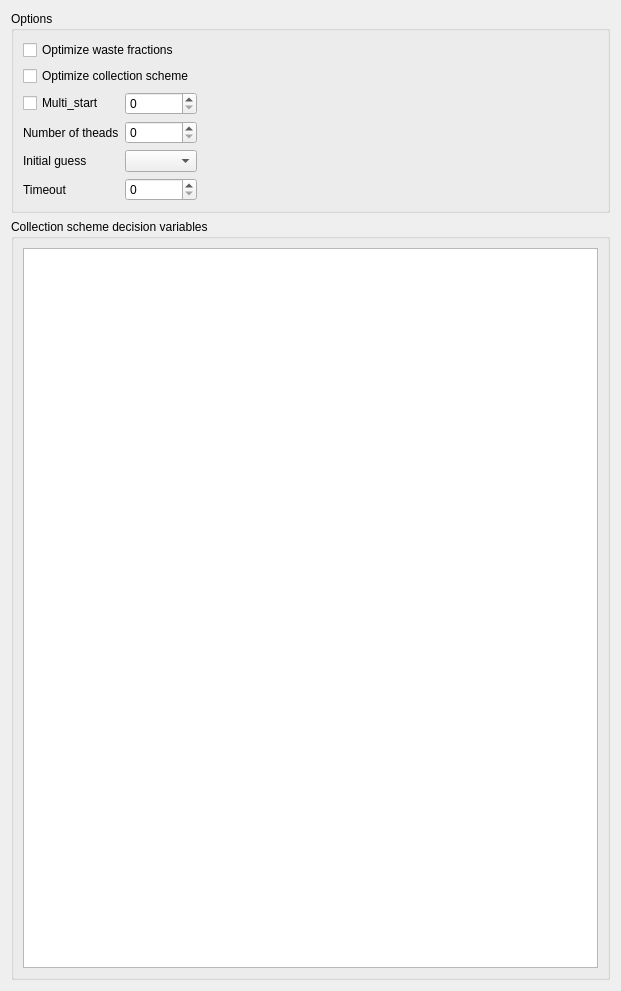
Above: swolfpy/UI/adv_opt.ui from SwolfPy-Project/swolfpy before the change. Below: the same form after it.
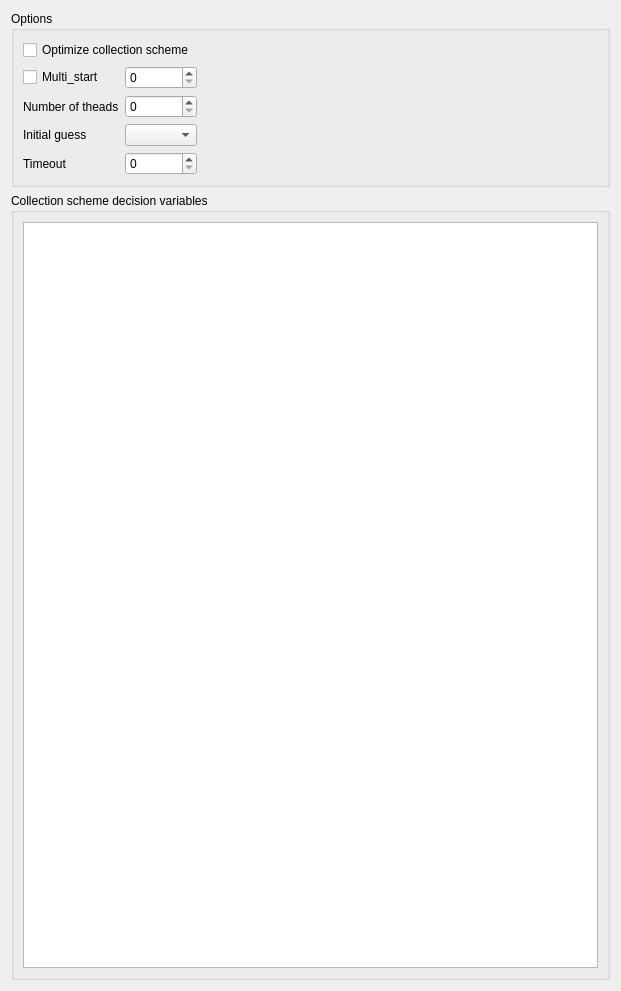
That is the form after the change. Icons and pictures are not drawn.

Commit message: Add SSO_HC to GUI Revise GUI for the updated optimization

The edit to the form file:
```diff
--- a/swolfpy/UI/adv_opt.ui
+++ b/swolfpy/UI/adv_opt.ui
@@ -36,7 +36,7 @@
       <string>Options</string>
      </property>
      <layout class="QGridLayout" name="gridLayout">
-      <item row="1" column="2">
+      <item row="0" column="2">
        <spacer name="horizontalSpacer">
         <property name="orientation">
          <enum>Qt::Horizontal</enum>
@@ -50,57 +50,50 @@
        </spacer>
       </item>
       <item row="3" column="0">
-       <widget class="QLabel" name="label">
-        <property name="text">
-         <string>Number of theads</string>
-        </property>
-       </widget>
-      </item>
-      <item row="3" column="1">
-       <widget class="QSpinBox" name="nproc"/>
-      </item>
-      <item row="4" column="0">
        <widget class="QLabel" name="label_2">
         <property name="text">
          <string>Initial guess</string>
         </property>
        </widget>
       </item>
-      <item row="4" column="1">
+      <item row="3" column="1">
        <widget class="QComboBox" name="method"/>
       </item>
-      <item row="2" column="1">
-       <widget class="QSpinBox" name="Opt_trial"/>
-      </item>
       <item row="2" column="0">
+       <widget class="QLabel" name="label">
+        <property name="text">
+         <string>Number of theads</string>
+        </property>
+       </widget>
+      </item>
+      <item row="2" column="1">
+       <widget class="QSpinBox" name="nproc"/>
+      </item>
+      <item row="1" column="0">
        <widget class="QCheckBox" name="Multi_start_opt">
         <property name="text">
          <string>Multi_start</string>
         </property>
        </widget>
       </item>
+      <item row="1" column="1">
+       <widget class="QSpinBox" name="Opt_trial"/>
+      </item>
       <item row="0" column="0" colspan="2">
-       <widget class="QCheckBox" name="Opt_incld_flows">
-        <property name="text">
-         <string>Optimize waste fractions</string>
-        </property>
-       </widget>
-      </item>
-      <item row="1" column="0" colspan="2">
        <widget class="QCheckBox" name="Opt_incld_col">
         <property name="text">
          <string>Optimize collection scheme</string>
         </property>
        </widget>
       </item>
-      <item row="5" column="0">
+      <item row="4" column="0">
        <widget class="QLabel" name="label_3">
         <property name="text">
          <string>Timeout</string>
         </property>
        </widget>
       </item>
-      <item row="5" column="1">
+      <item row="4" column="1">
        <widget class="QSpinBox" name="timeout"/>
       </item>
      </layout>
```
The commit also changes 5 other files.
